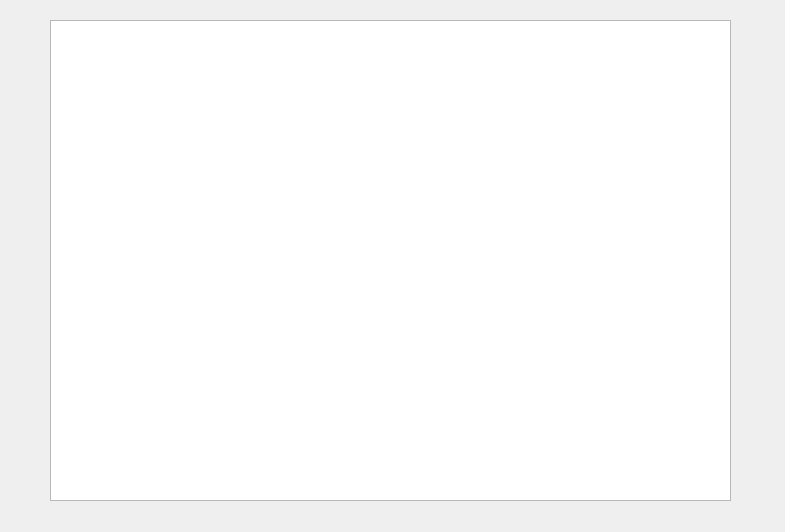
Above: NEW_UI/ui/showInitialLayout.ui from e3da/PowerSynth2-core before the change. Below: the same form after it.
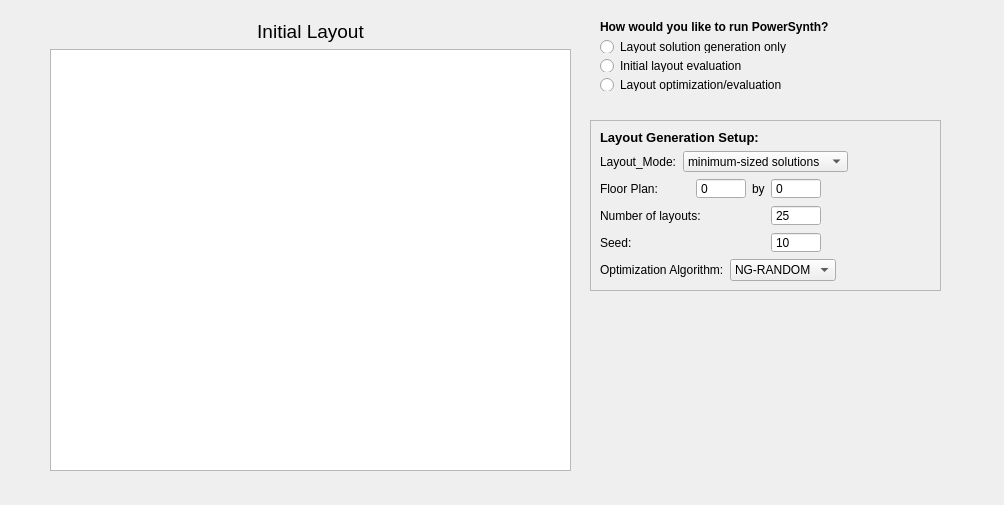
That is the form after the change.

Commit message: Layout Generation Options

What changed in the file:
```diff
--- a/NEW_UI/ui/showInitialLayout.ui
+++ b/NEW_UI/ui/showInitialLayout.ui
@@ -6,22 +6,402 @@
    <rect>
     <x>0</x>
     <y>0</y>
-    <width>785</width>
-    <height>532</height>
+    <width>1004</width>
+    <height>505</height>
    </rect>
   </property>
   <property name="windowTitle">
    <string>Dialog</string>
   </property>
-  <widget class="QGraphicsView" name="graphicsView">
+  <widget class="QWidget" name="verticalLayoutWidget">
    <property name="geometry">
     <rect>
      <x>50</x>
      <y>20</y>
-     <width>681</width>
-     <height>481</height>
+     <width>521</width>
+     <height>451</height>
     </rect>
    </property>
+   <layout class="QVBoxLayout" name="verticalLayout_2">
+    <item>
+     <widget class="QLabel" name="label">
+      <property name="text">
+       <string>&lt;html&gt;&lt;head/&gt;&lt;body&gt;&lt;p&gt;&lt;span style=&quot; font-size:14pt;&quot;&gt;Initial Layout&lt;/span&gt;&lt;/p&gt;&lt;/body&gt;&lt;/html&gt;</string>
+      </property>
+      <property name="alignment">
+       <set>Qt::AlignCenter</set>
+      </property>
+     </widget>
+    </item>
+    <item>
+     <widget class="QGraphicsView" name="graphicsView"/>
+    </item>
+   </layout>
+  </widget>
+  <widget class="QWidget" name="verticalLayoutWidget_2">
+   <property name="geometry">
+    <rect>
+     <x>600</x>
+     <y>20</y>
+     <width>271</width>
+     <height>71</height>
+    </rect>
+   </property>
+   <layout class="QVBoxLayout" name="verticalLayout_3">
+    <item>
+     <widget class="QLabel" name="label_2">
+      <property name="text">
+       <string>&lt;html&gt;&lt;head/&gt;&lt;body&gt;&lt;p&gt;&lt;span style=&quot; font-weight:600;&quot;&gt;How would you like to run PowerSynth?&lt;/span&gt;&lt;/p&gt;&lt;/body&gt;&lt;/html&gt;</string>
+      </property>
+     </widget>
+    </item>
+    <item>
+     <widget class="QRadioButton" name="option_1">
+      <property name="text">
+       <string>Layout solution generation only</string>
+      </property>
+     </widget>
+    </item>
+    <item>
+     <widget class="QRadioButton" name="option_2">
+      <property name="text">
+       <string>Initial layout evaluation</string>
+      </property>
+     </widget>
+    </item>
+    <item>
+     <widget class="QRadioButton" name="option_3">
+      <property name="text">
+       <string>Layout optimization/evaluation</string>
+      </property>
+     </widget>
+    </item>
+   </layout>
+  </widget>
+  <widget class="QFrame" name="layout_generation_setup">
+   <property name="geometry">
+    <rect>
+     <x>590</x>
+     <y>120</y>
+     <width>351</width>
+     <height>171</height>
+    </rect>
+   </property>
+   <property name="frameShape">
+    <enum>QFrame::StyledPanel</enum>
+   </property>
+   <property name="frameShadow">
+    <enum>QFrame::Raised</enum>
+   </property>
+   <layout class="QVBoxLayout" name="verticalLayout">
+    <item>
+     <widget class="QLabel" name="label_9">
+      <property name="text">
+       <string>&lt;html&gt;&lt;head/&gt;&lt;body&gt;&lt;p&gt;&lt;span style=&quot; font-size:10pt; font-weight:600;&quot;&gt;Layout Generation Setup:&lt;/span&gt;&lt;/p&gt;&lt;/body&gt;&lt;/html&gt;</string>
+      </property>
+     </widget>
+    </item>
+    <item>
+     <layout class="QHBoxLayout" name="horizontalLayout_2">
+      <item>
+       <widget class="QLabel" name="label_3">
+        <property name="text">
+         <string>Layout_Mode:</string>
+        </property>
+       </widget>
+      </item>
+      <item>
+       <widget class="QComboBox" name="comboBox">
+        <item>
+         <property name="text">
+          <string>minimum-sized solutions</string>
+         </property>
+        </item>
+        <item>
+         <property name="text">
+          <string>variable-sized solutions</string>
+         </property>
+        </item>
+        <item>
+         <property name="text">
+          <string>fixed-sized solutions</string>
+         </property>
+        </item>
+       </widget>
+      </item>
+      <item>
+       <spacer name="horizontalSpacer_3">
+        <property name="orientation">
+         <enum>Qt::Horizontal</enum>
+        </property>
+        <property name="sizeType">
+         <enum>QSizePolicy::Maximum</enum>
+        </property>
+        <property name="sizeHint" stdset="0">
+         <size>
+          <width>110</width>
+          <height>20</height>
+         </size>
+        </property>
+       </spacer>
+      </item>
+     </layout>
+    </item>
+    <item>
+     <layout class="QHBoxLayout" name="horizontalLayout">
+      <item>
+       <widget class="QLabel" name="label_4">
+        <property name="text">
+         <string>Floor Plan:</string>
+        </property>
+       </widget>
+      </item>
+      <item>
+       <widget class="QSpinBox" name="spinBox_2">
+        <property name="sizePolicy">
+         <sizepolicy hsizetype="Maximum" vsizetype="Fixed">
+          <horstretch>0</horstretch>
+          <verstretch>0</verstretch>
+         </sizepolicy>
+        </property>
+        <property name="maximumSize">
+         <size>
+          <width>50</width>
+          <height>16777215</height>
+         </size>
+        </property>
+        <property name="buttonSymbols">
+         <enum>QAbstractSpinBox::NoButtons</enum>
+        </property>
+        <property name="maximum">
+         <number>999</number>
+        </property>
+       </widget>
+      </item>
+      <item>
+       <widget class="QLabel" name="label_5">
+        <property name="sizePolicy">
+         <sizepolicy hsizetype="Maximum" vsizetype="Preferred">
+          <horstretch>0</horstretch>
+          <verstretch>0</verstretch>
+         </sizepolicy>
+        </property>
+        <property name="minimumSize">
+         <size>
+          <width>10</width>
+          <height>0</height>
+         </size>
+        </property>
+        <property name="text">
+         <string>by</string>
+        </property>
+       </widget>
+      </item>
+      <item>
+       <widget class="QSpinBox" name="spinBox">
+        <property name="sizePolicy">
+         <sizepolicy hsizetype="Maximum" vsizetype="Fixed">
+          <horstretch>0</horstretch>
+          <verstretch>0</verstretch>
+         </sizepolicy>
+        </property>
+        <property name="maximumSize">
+         <size>
+          <width>50</width>
+          <height>16777215</height>
+         </size>
+        </property>
+        <property name="buttonSymbols">
+         <enum>QAbstractSpinBox::NoButtons</enum>
+        </property>
+        <property name="maximum">
+         <number>999</number>
+        </property>
+       </widget>
+      </item>
+      <item>
+       <spacer name="horizontalSpacer_2">
+        <property name="orientation">
+         <enum>Qt::Horizontal</enum>
+        </property>
+        <property name="sizeType">
+         <enum>QSizePolicy::Maximum</enum>
+        </property>
+        <property name="sizeHint" stdset="0">
+         <size>
+          <width>110</width>
+          <height>20</height>
+         </size>
+        </property>
+       </spacer>
+      </item>
+     </layout>
+    </item>
+    <item>
+     <layout class="QHBoxLayout" name="horizontalLayout_3">
+      <item>
+       <widget class="QLabel" name="label_6">
+        <property name="text">
+         <string>Number of layouts:</string>
+        </property>
+       </widget>
+      </item>
+      <item>
+       <widget class="QSpinBox" name="spinBox_3">
+        <property name="sizePolicy">
+         <sizepolicy hsizetype="Maximum" vsizetype="Fixed">
+          <horstretch>0</horstretch>
+          <verstretch>0</verstretch>
+         </sizepolicy>
+        </property>
+        <property name="minimumSize">
+         <size>
+          <width>15</width>
+          <height>0</height>
+         </size>
+        </property>
+        <property name="maximumSize">
+         <size>
+          <width>50</width>
+          <height>16777215</height>
+         </size>
+        </property>
+        <property name="buttonSymbols">
+         <enum>QAbstractSpinBox::NoButtons</enum>
+        </property>
+        <property name="specialValueText">
+         <string>25</string>
+        </property>
+        <property name="maximum">
+         <number>9999</number>
+        </property>
+       </widget>
+      </item>
+      <item>
+       <spacer name="horizontalSpacer">
+        <property name="orientation">
+         <enum>Qt::Horizontal</enum>
+        </property>
+        <property name="sizeType">
+         <enum>QSizePolicy::Maximum</enum>
+        </property>
+        <property name="sizeHint" stdset="0">
+         <size>
+          <width>110</width>
+          <height>20</height>
+         </size>
+        </property>
+       </spacer>
+      </item>
+     </layout>
+    </item>
+    <item>
+     <layout class="QHBoxLayout" name="horizontalLayout_4">
+      <item>
+       <widget class="QLabel" name="label_7">
+        <property name="text">
+         <string>Seed:</string>
+        </property>
+       </widget>
+      </item>
+      <item>
+       <widget class="QSpinBox" name="spinBox_4">
+        <property name="sizePolicy">
+         <sizepolicy hsizetype="Maximum" vsizetype="Fixed">
+          <horstretch>0</horstretch>
+          <verstretch>0</verstretch>
+         </sizepolicy>
+        </property>
+        <property name="minimumSize">
+         <size>
+          <width>15</width>
+          <height>0</height>
+         </size>
+        </property>
+        <property name="maximumSize">
+         <size>
+          <width>50</width>
+          <height>16777215</height>
+         </size>
+        </property>
+        <property name="buttonSymbols">
+         <enum>QAbstractSpinBox::NoButtons</enum>
+        </property>
+        <property name="specialValueText">
+         <string>10</string>
+        </property>
+        <property name="maximum">
+         <number>999</number>
+        </property>
+       </widget>
+      </item>
+      <item>
+       <spacer name="horizontalSpacer_4">
+        <property name="orientation">
+         <enum>Qt::Horizontal</enum>
+        </property>
+        <property name="sizeType">
+         <enum>QSizePolicy::Maximum</enum>
+        </property>
+        <property name="sizeHint" stdset="0">
+         <size>
+          <width>110</width>
+          <height>20</height>
+         </size>
+        </property>
+       </spacer>
+      </item>
+     </layout>
+    </item>
+    <item>
+     <layout class="QHBoxLayout" name="horizontalLayout_5">
+      <item>
+       <widget class="QLabel" name="label_8">
+        <property name="text">
+         <string>Optimization Algorithm:</string>
+        </property>
+       </widget>
+      </item>
+      <item>
+       <widget class="QComboBox" name="comboBox_2">
+        <property name="sizePolicy">
+         <sizepolicy hsizetype="Maximum" vsizetype="Fixed">
+          <horstretch>0</horstretch>
+          <verstretch>0</verstretch>
+         </sizepolicy>
+        </property>
+        <property name="maximumSize">
+         <size>
+          <width>110</width>
+          <height>16777215</height>
+         </size>
+        </property>
+        <item>
+         <property name="text">
+          <string>NG-RANDOM</string>
+         </property>
+        </item>
+       </widget>
+      </item>
+      <item>
+       <spacer name="horizontalSpacer_5">
+        <property name="orientation">
+         <enum>Qt::Horizontal</enum>
+        </property>
+        <property name="sizeType">
+         <enum>QSizePolicy::Maximum</enum>
+        </property>
+        <property name="sizeHint" stdset="0">
+         <size>
+          <width>110</width>
+          <height>20</height>
+         </size>
+        </property>
+       </spacer>
+      </item>
+     </layout>
+    </item>
+   </layout>
   </widget>
  </widget>
  <resources/>
```
The commit also changes 2 other files.
